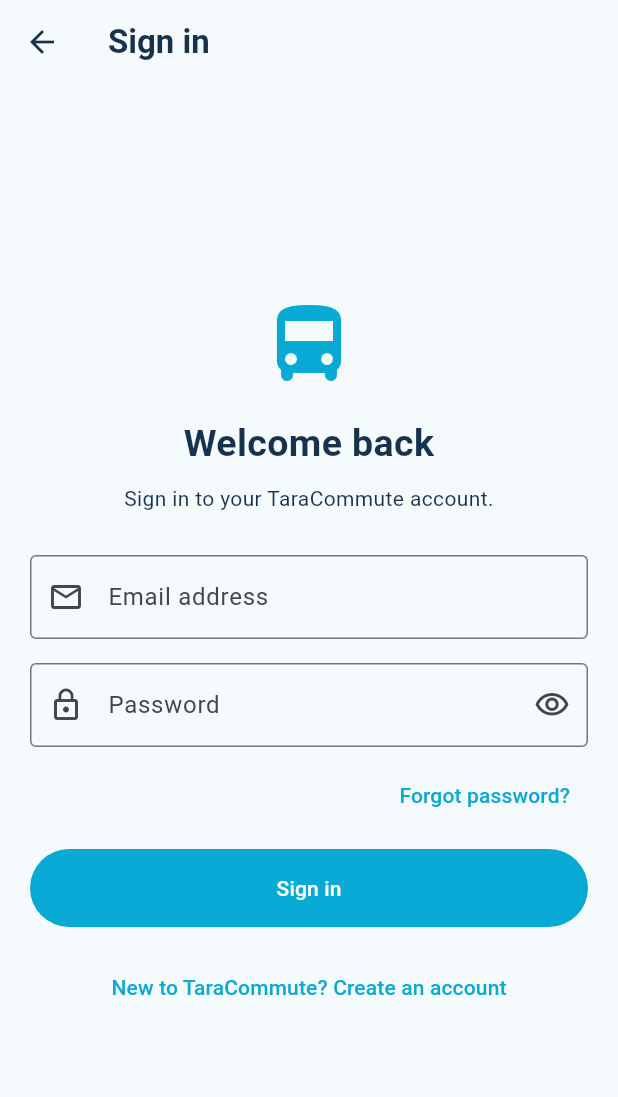
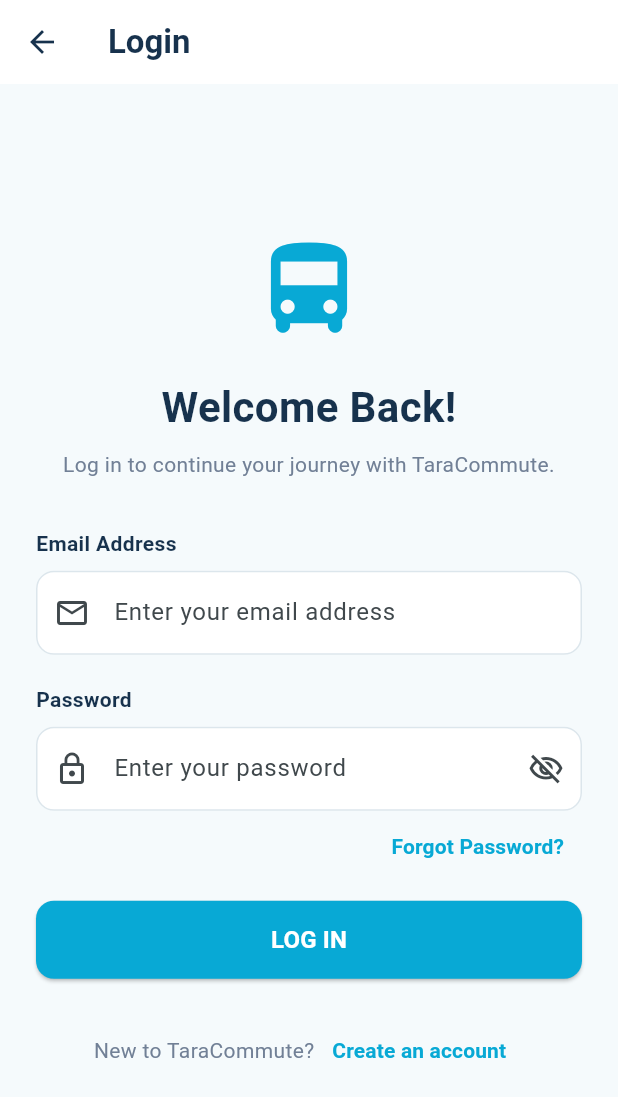
Before and after one commit to altonralph24-cmd/TaraCommute, a Flutter app: the LoginPage screen opened directly, on a phone screen of 412 x 824 dp. Shown: the top 1097 px of the screen. Run offline on Flutter 3.47's test engine with Material 3 defaults, Android fonts, the phone set to English and light mode, and no system bars; our stand-ins replace flutter_map, latlong2, supabase_flutter; accounts and stored records are empty.

Commit message:
Enhance LoginPage with new features and UI updates
Refactor login page to improve user experience and UI elements.

```diff
--- a/lib/features/auth/presentation/login_page.dart
+++ b/lib/features/auth/presentation/login_page.dart
@@ -1,6 +1,9 @@
+
 import 'package:flutter/material.dart';
 
 import '../../../core/services/auth_service.dart';
+import 'forgot_password_page.dart';
+import 'register_page.dart';
 
 class LoginPage extends StatefulWidget {
   const LoginPage({super.key});
@@ -19,13 +22,6 @@ class _LoginPageState extends State<LoginPage> {
   bool _isLoading = false;
   bool _obscurePassword = true;
 
-  @override
-  void dispose() {
-    _emailController.dispose();
-    _passwordController.dispose();
-    super.dispose();
-  }
-
   Future<void> _login() async {
     if (!_formKey.currentState!.validate()) {
       return;
@@ -37,7 +33,7 @@ class _LoginPageState extends State<LoginPage> {
 
     try {
       await _authService.login(
-        email: _emailController.text,
+        email: _emailController.text.trim(),
         password: _passwordController.text,
       );
 
@@ -45,17 +41,21 @@ class _LoginPageState extends State<LoginPage> {
 
       ScaffoldMessenger.of(context).showSnackBar(
         const SnackBar(
-          content: Text('Login successful.'),
+          content: Text('Login successful. Welcome to TaraCommute!'),
+          backgroundColor: Colors.green,
         ),
       );
 
       Navigator.pop(context);
-    } on Exception catch (error) {
+    } catch (error) {
       if (!mounted) return;
 
       ScaffoldMessenger.of(context).showSnackBar(
         SnackBar(
-          content: Text('Login failed: $error'),
+          content: Text(
+            'Login failed: ${error.toString()}',
+          ),
+          backgroundColor: Colors.red,
         ),
       );
     } finally {
@@ -67,31 +67,51 @@ class _LoginPageState extends State<LoginPage> {
     }
   }
 
-  String? _validateEmail(String? value) {
-    if (value == null || value.trim().isEmpty) {
-      return 'Please enter your email address';
-    }
+  void _openForgotPassword() {
+    Navigator.push(
+      context,
+      MaterialPageRoute(
+        builder: (_) => const ForgotPasswordPage(),
+      ),
+    );
+  }
 
-    if (!RegExp(r'^[^@]+@[^@]+\.[^@]+$').hasMatch(value.trim())) {
-      return 'Please enter a valid email address';
-    }
+  void _openRegister() {
+    Navigator.push(
+      context,
+      MaterialPageRoute(
+        builder: (_) => const RegisterPage(),
+      ),
+    );
+  }
 
-    return null;
+  @override
+  void dispose() {
+    _emailController.dispose();
+    _passwordController.dispose();
+    super.dispose();
   }
 
   @override
   Widget build(BuildContext context) {
+    const primaryColor = Color(0xFF08A9D5);
+    const navyColor = Color(0xFF17324D);
+
     return Scaffold(
+      backgroundColor: const Color(0xFFF5FAFC),
       appBar: AppBar(
-        title: const Text('Sign in'),
+        backgroundColor: Colors.white,
+        foregroundColor: navyColor,
+        elevation: 0,
+        title: const Text('Login'),
       ),
       body: SafeArea(
         child: Center(
           child: SingleChildScrollView(
-            padding: const EdgeInsets.all(20),
+            padding: const EdgeInsets.all(24),
             child: ConstrainedBox(
               constraints: const BoxConstraints(
-                maxWidth: 480,
+                maxWidth: 440,
               ),
               child: Form(
                 key: _formKey,
@@ -100,42 +120,107 @@ class _LoginPageState extends State<LoginPage> {
                   children: [
                     const Icon(
                       Icons.directions_bus_rounded,
-                      size: 64,
-                      color: Color(0xFF08A9D5),
+                      size: 76,
+                      color: primaryColor,
                     ),
-                    const SizedBox(height: 16),
+                    const SizedBox(height: 20),
                     const Text(
-                      'Welcome back',
+                      'Welcome Back!',
                       textAlign: TextAlign.center,
                       style: TextStyle(
-                        fontSize: 25,
+                        fontSize: 28,
                         fontWeight: FontWeight.bold,
+                        color: navyColor,
                       ),
                     ),
                     const SizedBox(height: 8),
                     const Text(
-                      'Sign in to your TaraCommute account.',
+                      'Log in to continue your journey with TaraCommute.',
                       textAlign: TextAlign.center,
+                      style: TextStyle(
+                        fontSize: 14,
+                        color: Color(0xFF718096),
+                        height: 1.5,
+                      ),
                     ),
-                    const SizedBox(height: 28),
+                    const SizedBox(height: 32),
+
+                    const Text(
+                      'Email Address',
+                      style: TextStyle(
+                        fontWeight: FontWeight.w600,
+                        color: navyColor,
+                      ),
+                    ),
+                    const SizedBox(height: 8),
                     TextFormField(
                       controller: _emailController,
                       keyboardType: TextInputType.emailAddress,
-                      decoration: const InputDecoration(
-                        labelText: 'Email address',
-                        prefixIcon: Icon(Icons.email_outlined),
-                        border: OutlineInputBorder(),
+                      textInputAction: TextInputAction.next,
+                      autofillHints: const [
+                        AutofillHints.email,
+                      ],
+                      decoration: InputDecoration(
+                        hintText: 'Enter your email address',
+                        prefixIcon: const Icon(
+                          Icons.email_outlined,
+                        ),
+                        filled: true,
+                        fillColor: Colors.white,
+                        border: OutlineInputBorder(
+                          borderRadius: BorderRadius.circular(12),
+                        ),
+                        enabledBorder: OutlineInputBorder(
+                          borderRadius: BorderRadius.circular(12),
+                          borderSide: const BorderSide(
+                            color: Color(0xFFDCE6EC),
+                          ),
+                        ),
                       ),
-                      validator: _validateEmail,
+                      validator: (value) {
+                        final email = value?.trim() ?? '';
+
+                        if (email.isEmpty) {
+                          return 'Please enter your email address.';
+                        }
+
+                        if (!RegExp(
+                          r'^[^@\s]+@[^@\s]+\.[^@\s]+$',
+                        ).hasMatch(email)) {
+                          return 'Please enter a valid email address.';
+                        }
+
+                        return null;
+                      },
                     ),
-                    const SizedBox(height: 16),
+
+                    const SizedBox(height: 20),
+
+                    const Text(
+                      'Password',
+                      style: TextStyle(
+                        fontWeight: FontWeight.w600,
+                        color: navyColor,
+                      ),
+                    ),
+                    const SizedBox(height: 8),
                     TextFormField(
                       controller: _passwordController,
                       obscureText: _obscurePassword,
+                      textInputAction: TextInputAction.done,
+                      autofillHints: const [
+                        AutofillHints.password,
+                      ],
+                      onFieldSubmitted: (_) {
+                        if (!_isLoading) {
+                          _login();
+                        }
+                      },
                       decoration: InputDecoration(
-                        labelText: 'Password',
-                        prefixIcon: const Icon(Icons.lock_outline),
-                        border: const OutlineInputBorder(),
+                        hintText: 'Enter your password',
+                        prefixIcon: const Icon(
+                          Icons.lock_outline,
+                        ),
                         suffixIcon: IconButton(
                           onPressed: () {
                             setState(() {
@@ -144,55 +229,103 @@ class _LoginPageState extends State<LoginPage> {
                           },
                           icon: Icon(
                             _obscurePassword
-                                ? Icons.visibility_outlined
-                                : Icons.visibility_off_outlined,
+                                ? Icons.visibility_off_outlined
+                                : Icons.visibility_outlined,
+                          ),
+                        ),
+                        filled: true,
+                        fillColor: Colors.white,
+                        border: OutlineInputBorder(
+                          borderRadius: BorderRadius.circular(12),
+                        ),
+                        enabledBorder: OutlineInputBorder(
+                          borderRadius: BorderRadius.circular(12),
+                          borderSide: const BorderSide(
+                            color: Color(0xFFDCE6EC),
                           ),
                         ),
                       ),
                       validator: (value) {
                         if (value == null || value.isEmpty) {
-                          return 'Please enter your password';
+                          return 'Please enter your password.';
                         }
+
                         return null;
                       },
                     ),
-                    const SizedBox(height: 8),
+
                     Align(
                       alignment: Alignment.centerRight,
                       child: TextButton(
-                        onPressed: () {
-                          Navigator.pushNamed(
-                            context,
-                            '/forgot-password',
-                          );
-                        },
-                        child: const Text('Forgot password?'),
+                        onPressed: _isLoading
+                            ? null
+                            : _openForgotPassword,
+                        child: const Text(
+                          'Forgot Password?',
+                          style: TextStyle(
+                            color: primaryColor,
+                            fontWeight: FontWeight.w600,
+                          ),
+                        ),
                       ),
                     ),
+
                     const SizedBox(height: 12),
+
                     SizedBox(
                       height: 52,
-                      child: FilledButton(
+                      child: ElevatedButton(
                         onPressed: _isLoading ? null : _login,
+                        style: ElevatedButton.styleFrom(
+                          backgroundColor: primaryColor,
+                          foregroundColor: Colors.white,
+                          shape: RoundedRectangleBorder(
+                            borderRadius: BorderRadius.circular(12),
+                          ),
+                        ),
                         child: _isLoading
                             ? const SizedBox(
+                                height: 22,
                                 width: 22,
-                                height: 22,
                                 child: CircularProgressIndicator(
+                                  color: Colors.white,
                                   strokeWidth: 2,
                                 ),
                               )
-                            : const Text('Sign in'),
+                            : const Text(
+                                'LOG IN',
+                                style: TextStyle(
+                                  fontWeight: FontWeight.bold,
+                                  fontSize: 16,
+                                ),
+                              ),
                       ),
                     ),
-                    const SizedBox(height: 16),
-                    TextButton(
-                      onPressed: () {
-                        Navigator.pop(context);
-                      },
-                      child: const Text(
-                        'New to TaraCommute? Create an account',
-                      ),
+
+                    const SizedBox(height: 24),
+
+                    Row(
+                      mainAxisAlignment: MainAxisAlignment.center,
+                      children: [
+                        const Text(
+                          'New to TaraCommute?',
+                          style: TextStyle(
+                            color: Color(0xFF718096),
+                          ),
+                        ),
+                        TextButton(
+                          onPressed: _isLoading
+                              ? null
+                              : _openRegister,
+                          child: const Text(
+                            'Create an account',
+                            style: TextStyle(
+                              color: primaryColor,
+                              fontWeight: FontWeight.bold,
+                            ),
+                          ),
+                        ),
+                      ],
                     ),
                   ],
                 ),
```
